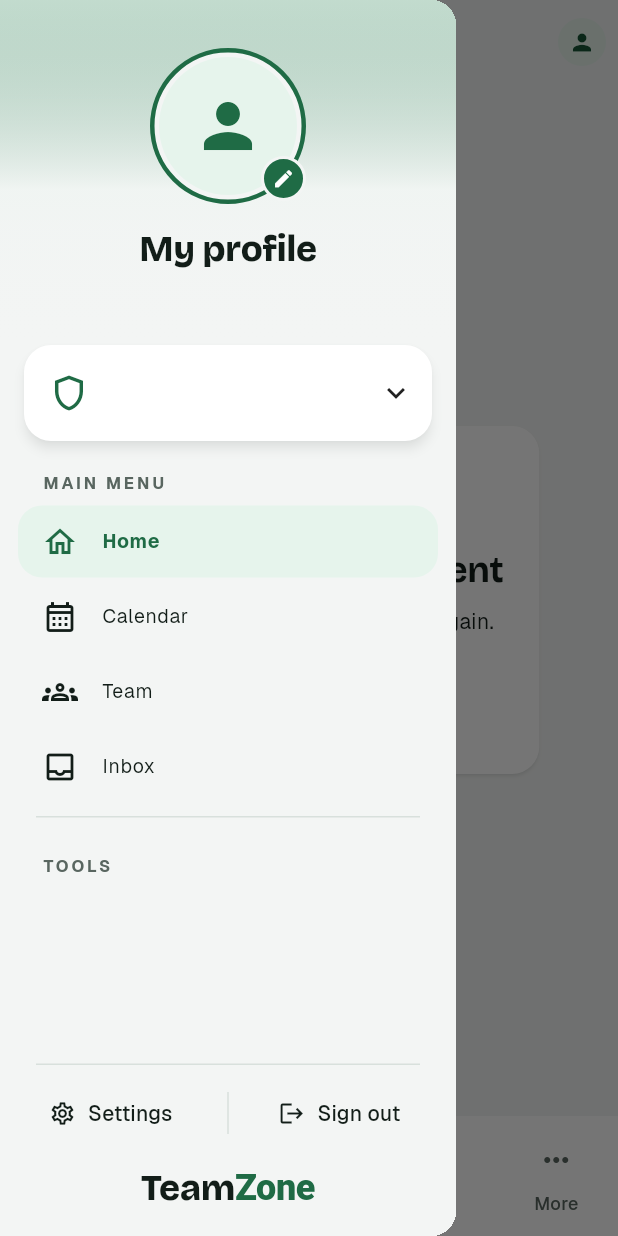
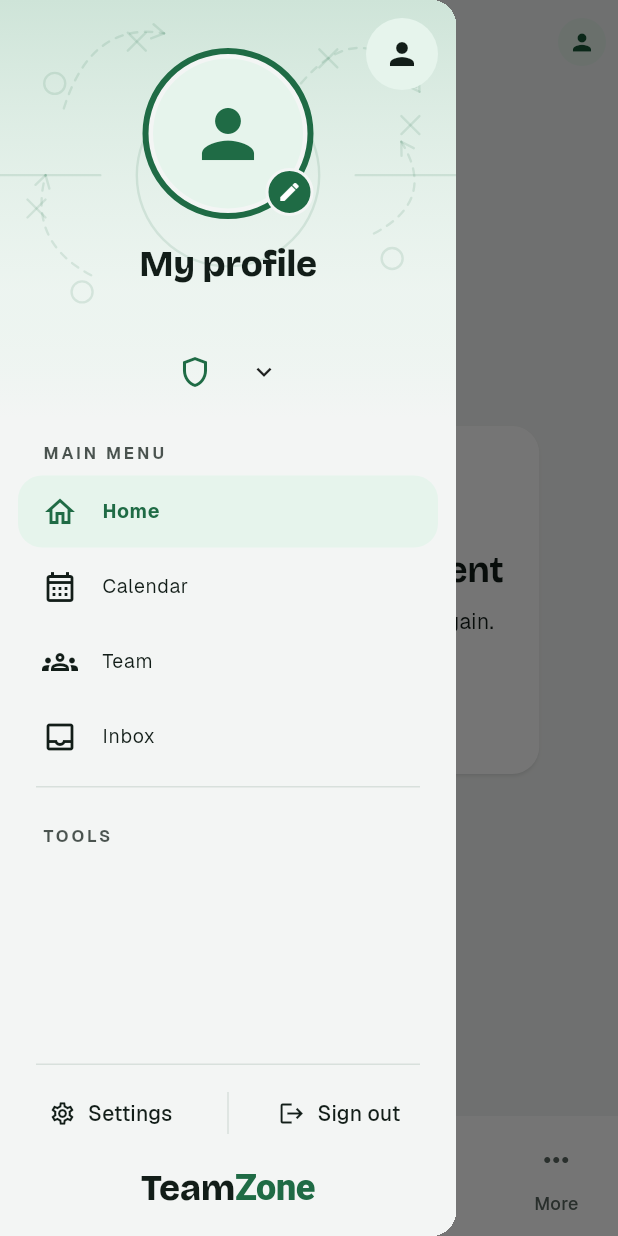
Before and after one commit to ilbiscione-grande/teamzoneapp, a Flutter app: the _ProductShell screen opened directly with empty values, with the side drawer open, on a phone screen of 412 x 824 dp. Run offline on Flutter 3.47's test engine with Material 3 defaults, Android fonts, the phone set to English and light mode, and no system bars; our stand-ins replace app_links, file_picker, firebase_core, firebase_crashlytics, firebase_messaging, go_router and 5 more; missing offline and left inert: dart:js_interop; accounts and stored records are empty; project files that could hold a hidden picture were left out.

Commit message:
Drawer: tactics wash header with inline team switcher
The profile header gets a soft accent wash with faint tactics marks
instead of the photo backdrop, a profile button in the corner and the
team switcher inline under the roles. Dark mode marks the active row
with a filled green pill; section labels are stronger.

Co-Authored-By: Claude Opus 5.5 <noreply@anthropic.com>

```diff
--- a/lib/src/app/navigation_panel.dart
+++ b/lib/src/app/navigation_panel.dart
@@ -10,8 +10,8 @@ class _NavPanelSection extends StatelessWidget {
     child: Text(
       label.toUpperCase(),
       style: Theme.of(context).textTheme.labelSmall?.copyWith(
-        color: AppPalette.of(context).muted,
-        fontWeight: FontWeight.w600,
+        color: Theme.of(context).colorScheme.onSurface.withValues(alpha: .75),
+        fontWeight: FontWeight.w700,
         letterSpacing: 2,
       ),
     ),
@@ -66,7 +66,6 @@ class _NavPanelRow extends StatelessWidget {
   Widget build(BuildContext context) {
     final theme = Theme.of(context);
     final palette = AppPalette.of(context);
-    final dark = theme.brightness == Brightness.dark;
     return Tooltip(
       message: label,
       child: Padding(
@@ -82,15 +81,14 @@ class _NavPanelRow extends StatelessWidget {
           iconColor: theme.colorScheme.onSurface,
           textColor: theme.colorScheme.onSurface,
           selectedColor: palette.accent,
-          selectedTileColor: palette.accentSoft,
+          selectedTileColor: theme.brightness == Brightness.dark
+              ? Color.lerp(theme.colorScheme.surface, palette.accent, .2)
+              : palette.accentSoft,
           titleTextStyle: theme.textTheme.bodyLarge?.copyWith(
             fontWeight: selected ? FontWeight.w600 : FontWeight.w400,
           ),
           shape: RoundedRectangleBorder(
             borderRadius: BorderRadius.circular(AppRadius.tile),
-            side: selected && dark
-                ? BorderSide(color: palette.accent.withValues(alpha: .35))
-                : BorderSide.none,
           ),
         ),
       ),
@@ -98,19 +96,81 @@ class _NavPanelRow extends StatelessWidget {
   }
 }
 
-/// The top of the panel: the profile picture as a toned backdrop, the
-/// picture itself in an accent ring with an edit badge, name and roles.
+/// Faint tactics-board marks (players, arrows, a centre circle) behind the
+/// profile header.
+class _NavPanelPitchPainter extends CustomPainter {
+  const _NavPanelPitchPainter(this.color);
+  final Color color;
+
+  @override
+  void paint(Canvas canvas, Size size) {
+    final stroke = Paint()
+      ..color = color
+      ..style = PaintingStyle.stroke
+      ..strokeWidth = 1.6
+      ..strokeCap = StrokeCap.round;
+    Offset at(double x, double y) => Offset(size.width * x, size.height * y);
+    void cross(Offset c) {
+      const r = 6.0;
+      canvas.drawLine(c + const Offset(-r, -r), c + const Offset(r, r), stroke);
+      canvas.drawLine(c + const Offset(-r, r), c + const Offset(r, -r), stroke);
+    }
+
+    void arrow(Offset from, Offset control, Offset to) {
+      final path = Path()
+        ..moveTo(from.dx, from.dy)
+        ..quadraticBezierTo(control.dx, control.dy, to.dx, to.dy);
+      // Dashed curve.
+      for (final metric in path.computeMetrics()) {
+        for (var d = 0.0; d < metric.length; d += 10) {
+          canvas.drawPath(metric.extractPath(d, d + 5), stroke);
+        }
+        final end = metric.getTangentForOffset(metric.length);
+        if (end != null) {
+          final back = -end.vector * 8;
+          final side = Offset(-back.dy, back.dx) * .6;
+          canvas.drawLine(end.position, end.position + back + side, stroke);
+          canvas.drawLine(end.position, end.position + back - side, stroke);
+        }
+      }
+    }
+
+    canvas.drawCircle(at(.5, .42), size.width * .2, stroke);
+    canvas.drawLine(at(0, .42), at(.22, .42), stroke);
+    canvas.drawLine(at(.78, .42), at(1, .42), stroke);
+    canvas.drawCircle(at(.12, .2), 7, stroke);
+    canvas.drawCircle(at(.86, .62), 7, stroke);
+    canvas.drawCircle(at(.18, .7), 7, stroke);
+    cross(at(.3, .1));
+    cross(at(.72, .14));
+    cross(at(.9, .3));
+    cross(at(.08, .5));
+    arrow(at(.14, .26), at(.2, .05), at(.36, .08));
+    arrow(at(.66, .2), at(.8, .02), at(.92, .22));
+    arrow(at(.2, .66), at(.06, .58), at(.1, .42));
+    arrow(at(.82, .56), at(.96, .48), at(.88, .34));
+  }
+
+  @override
+  bool shouldRepaint(_NavPanelPitchPainter old) => old.color != color;
+}
+
+/// The top of the panel: the picture in an accent ring with an edit badge,
+/// name, roles and the team switcher, on a soft accent wash with faint
+/// tactics marks.
 class _NavPanelProfileHeader extends StatelessWidget {
   const _NavPanelProfileHeader({
     required this.profile,
     required this.contextValue,
     required this.ownSummary,
     required this.onOpenOwnProfile,
+    required this.teamSwitcher,
   });
   final TeamZoneProfile profile;
   final TeamZoneContext contextValue;
   final Future<_OwnSummary> ownSummary;
   final VoidCallback onOpenOwnProfile;
+  final Widget teamSwitcher;
 
   @override
   Widget build(BuildContext context) {
@@ -129,39 +189,35 @@ class _NavPanelProfileHeader extends StatelessWidget {
         return Stack(
           children: [
             Positioned.fill(
-              child: avatar == null
-                  ? DecoratedBox(
-                      decoration: BoxDecoration(
-                        gradient: LinearGradient(
-                          begin: Alignment.topCenter,
-                          end: Alignment.bottomCenter,
-                          colors: [palette.accentSoft, colors.surface],
-                        ),
-                      ),
-                    )
-                  : Image.network(
-                      avatar,
-                      fit: BoxFit.cover,
-                      alignment: Alignment.topCenter,
-                      opacity: AlwaysStoppedAnimation(dark ? .45 : .6),
-                      errorBuilder: (_, _, _) => const SizedBox.shrink(),
-                    ),
-            ),
-            // Tones the picture toward the accent and fades it into the
-            // panel, so the name stays readable.
-            Positioned.fill(
               child: DecoratedBox(
                 decoration: BoxDecoration(
                   gradient: LinearGradient(
                     begin: Alignment.topCenter,
                     end: Alignment.bottomCenter,
-                    stops: const [0, .55, 1],
-                    colors: [
-                      palette.accent.withValues(alpha: dark ? .25 : .18),
-                      colors.surface.withValues(alpha: dark ? .7 : .55),
+                    stops: const [0, .7, 1],
+                    colors: dark
+                        ? [
+                            Color.lerp(colors.surface, palette.accent, .2)!,
+                            Color.lerp(colors.surface, palette.accent, .06)!,
+                            colors.surface,
+                          ]
+                        : [
+                            Color.lerp(
+                              palette.accentSoft,
+                              palette.accent,
+                              .12,
+                            )!,
+                            palette.accentSoft.withValues(alpha: .5),
                             colors.surface,
                           ],
                   ),
+                ),
+              ),
+            ),
+            Positioned.fill(
+              child: CustomPaint(
+                painter: _NavPanelPitchPainter(
+                  palette.accent.withValues(alpha: dark ? .16 : .12),
                 ),
               ),
             ),
@@ -169,18 +225,26 @@ class _NavPanelProfileHeader extends StatelessWidget {
               bottom: false,
               child: SizedBox(
                 width: double.infinity,
-                child: Semantics(
+                child: Padding(
+                  padding: EdgeInsets.fromLTRB(
+                    16,
+                    compact ? 8 : 28,
+                    16,
+                    compact ? 8 : 12,
+                  ),
+                  child: Column(
+                    children: [
+                      Semantics(
                         button: true,
                         label: strings.feature('Min profil'),
                         child: InkWell(
                           key: const Key('drawer-own-profile'),
                           onTap: onOpenOwnProfile,
+                          borderRadius: BorderRadius.circular(AppRadius.card),
                           child: Padding(
-                      padding: EdgeInsets.fromLTRB(
-                        16,
-                        compact ? 8 : 32,
-                        16,
-                        compact ? 12 : 20,
+                            padding: const EdgeInsets.symmetric(
+                              horizontal: 8,
+                              vertical: 4,
                             ),
                             child: Column(
                               children: [
@@ -194,12 +258,12 @@ class _NavPanelProfileHeader extends StatelessWidget {
                                         color: colors.surface,
                                         border: Border.all(
                                           color: palette.accent,
-                                    width: 3,
+                                          width: 4,
                                         ),
                                       ),
                                       child: CircleAvatar(
                                         key: const Key('drawer-own-avatar'),
-                                  radius: compact ? 30 : 46,
+                                        radius: compact ? 30 : 50,
                                         backgroundColor: palette.accentSoft,
                                         foregroundColor: palette.accent,
                                         backgroundImage: avatar == null
@@ -208,7 +272,7 @@ class _NavPanelProfileHeader extends StatelessWidget {
                                         child: avatar == null
                                             ? Icon(
                                                 Icons.person,
-                                          size: compact ? 32 : 48,
+                                                size: compact ? 32 : 52,
                                               )
                                             : null,
                                       ),
@@ -217,8 +281,8 @@ class _NavPanelProfileHeader extends StatelessWidget {
                                       right: 0,
                                       bottom: 2,
                                       child: Container(
-                                  width: 30,
-                                  height: 30,
+                                        width: 32,
+                                        height: 32,
                                         decoration: BoxDecoration(
                                           color: colors.primary,
                                           shape: BoxShape.circle,
@@ -229,7 +293,7 @@ class _NavPanelProfileHeader extends StatelessWidget {
                                         ),
                                         child: Icon(
                                           Icons.edit,
-                                    size: 15,
+                                          size: 16,
                                           color: colors.onPrimary,
                                         ),
                                       ),
@@ -243,14 +307,17 @@ class _NavPanelProfileHeader extends StatelessWidget {
                                       : name,
                                   key: const Key('drawer-own-name'),
                                   textAlign: TextAlign.center,
-                            // A login address as the name stays on one line.
+                                  // A login address as the name stays on one
+                                  // line.
                                   maxLines: 1,
                                   overflow: TextOverflow.ellipsis,
                                   style:
                                       (compact
                                               ? theme.textTheme.titleLarge
                                               : theme.textTheme.headlineSmall)
-                                    ?.copyWith(fontWeight: FontWeight.w800),
+                                          ?.copyWith(
+                                            fontWeight: FontWeight.w800,
+                                          ),
                                 ),
                                 const SizedBox(height: 4),
                                 Text(
@@ -259,7 +326,9 @@ class _NavPanelProfileHeader extends StatelessWidget {
                                   key: const Key('drawer-own-roles'),
                                   textAlign: TextAlign.center,
                                   style: theme.textTheme.bodyLarge?.copyWith(
-                              color: colors.onSurface.withValues(alpha: .75),
+                                    color: colors.onSurface.withValues(
+                                      alpha: .7,
+                                    ),
                                   ),
                                 ),
                               ],
@@ -267,11 +336,100 @@ class _NavPanelProfileHeader extends StatelessWidget {
                           ),
                         ),
                       ),
+                      SizedBox(height: compact ? 2 : 6),
+                      teamSwitcher,
+                    ],
+                  ),
+                ),
+              ),
+            ),
+            SafeArea(
+              bottom: false,
+              child: Align(
+                alignment: Alignment.topRight,
+                child: Padding(
+                  padding: const EdgeInsets.fromLTRB(0, 12, 12, 0),
+                  child: IconButton.filledTonal(
+                    key: const Key('drawer-own-profile-button'),
+                    tooltip: strings.feature('Min profil'),
+                    style: IconButton.styleFrom(
+                      backgroundColor: palette.accentSoft,
+                      foregroundColor: colors.onSurface,
+                    ),
+                    onPressed: onOpenOwnProfile,
+                    icon: const Icon(Icons.person),
+                  ),
+                ),
               ),
             ),
           ],
         );
       },
+    );
+  }
+}
+
+/// The active team under the roles: shield, team, club and a chevron.
+class _NavPanelTeamSwitcher extends StatelessWidget {
+  const _NavPanelTeamSwitcher({
+    required this.contextValue,
+    required this.pendingTeamRequests,
+    required this.onTap,
+  });
+  final TeamZoneContext contextValue;
+  final Future<int> pendingTeamRequests;
+  final VoidCallback onTap;
+
+  @override
+  Widget build(BuildContext context) {
+    final theme = Theme.of(context);
+    final palette = AppPalette.of(context);
+    final team = contextValue.teamName ?? contextValue.clubName;
+    return InkWell(
+      key: const Key('drawer-team-switcher'),
+      onTap: onTap,
+      borderRadius: BorderRadius.circular(AppRadius.chip),
+      child: Padding(
+        padding: const EdgeInsets.symmetric(horizontal: 10, vertical: 6),
+        child: FutureBuilder<int>(
+          future: pendingTeamRequests,
+          initialData: 0,
+          builder: (context, snapshot) => Badge.count(
+            count: snapshot.data ?? 0,
+            isLabelVisible: (snapshot.data ?? 0) > 0,
+            child: Row(
+              mainAxisSize: MainAxisSize.min,
+              children: [
+                Icon(Icons.shield_outlined, size: 24, color: palette.accent),
+                const SizedBox(width: 10),
+                Flexible(
+                  child: Text(
+                    team,
+                    maxLines: 1,
+                    overflow: TextOverflow.ellipsis,
+                    style: theme.textTheme.titleSmall?.copyWith(
+                      fontWeight: FontWeight.w700,
+                    ),
+                  ),
+                ),
+                if (contextValue.teamName != null) ...[
+                  const SizedBox(width: 8),
+                  Flexible(
+                    child: Text(
+                      contextValue.clubName,
+                      maxLines: 1,
+                      overflow: TextOverflow.ellipsis,
+                      style: theme.textTheme.bodyMedium,
+                    ),
+                  ),
+                ],
+                const SizedBox(width: 6),
+                const Icon(Icons.expand_more, size: 20),
+              ],
+            ),
+          ),
+        ),
+      ),
     );
   }
 }
@@ -376,20 +534,9 @@ class _AppNavigationPanel extends StatelessWidget {
                   contextValue: contextValue,
                   ownSummary: ownSummary,
                   onOpenOwnProfile: onOpenOwnProfile,
-                ),
-                Padding(
-                  padding: const EdgeInsets.symmetric(horizontal: 16),
-                  child: Card(
-                    margin: EdgeInsets.zero,
-                    clipBehavior: Clip.antiAlias,
-                    shape: RoundedRectangleBorder(
-                      borderRadius: BorderRadius.circular(AppRadius.card),
-                      side: theme.brightness == Brightness.dark
-                          ? BorderSide(color: theme.colorScheme.outlineVariant)
-                          : BorderSide.none,
-                    ),
-                    elevation: theme.brightness == Brightness.dark ? 0 : 3,
-                    child: InkWell(
+                  teamSwitcher: _NavPanelTeamSwitcher(
+                    contextValue: contextValue,
+                    pendingTeamRequests: pendingTeamRequests,
                     onTap: () => _showContextPicker(
                       context: context,
                       contexts: contexts,
@@ -401,37 +548,8 @@ class _AppNavigationPanel extends StatelessWidget {
                       onTeamCreated: onTeamCreated,
                       onTeamRequestsChanged: onTeamRequestsChanged,
                     ),
-                      child: Padding(
-                        padding: const EdgeInsets.fromLTRB(16, 12, 12, 12),
-                        child: Row(
-                          children: [
-                            Icon(
-                              Icons.shield_outlined,
-                              size: 28,
-                              color: palette.accent,
-                            ),
-                            const SizedBox(width: 14),
-                            Expanded(
-                              child: FutureBuilder<int>(
-                                future: pendingTeamRequests,
-                                initialData: 0,
-                                builder: (context, snapshot) => Badge.count(
-                                  count: snapshot.data ?? 0,
-                                  isLabelVisible: (snapshot.data ?? 0) > 0,
-                                  child: _ContextTwoLineLabel(
-                                    contextValue: contextValue,
                   ),
                 ),
-                              ),
-                            ),
-                            const Icon(Icons.expand_more),
-                          ],
-                        ),
-                      ),
-                    ),
-                  ),
-                ),
-                const SizedBox(height: 4),
                 _NavPanelSection(strings.feature('Huvudmeny')),
                 for (final path in _drawerMainOrder)
                   _NavPanelRow(
```
Also changed, not shown: docs/evidence/menu_theme_dark_2026-10-28.png (added), docs/evidence/menu_theme_light_2026-10-28.png (added). Lines whose indentation alone changed are shown as unchanged.
